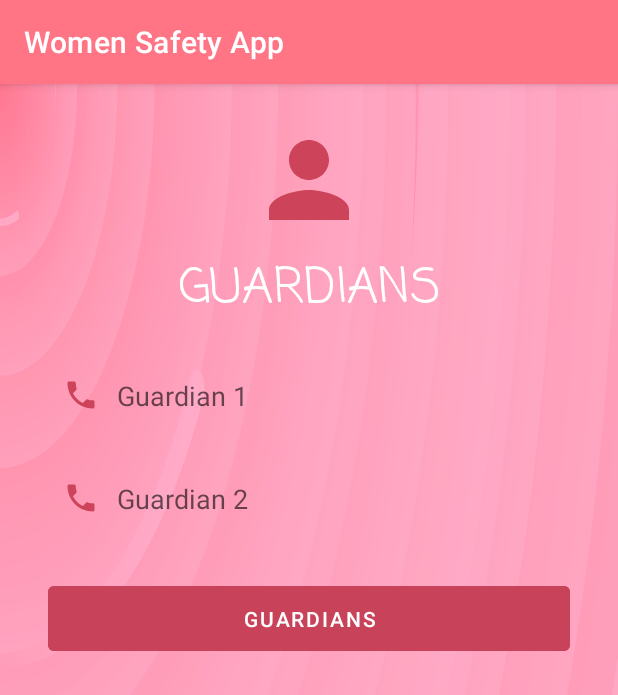
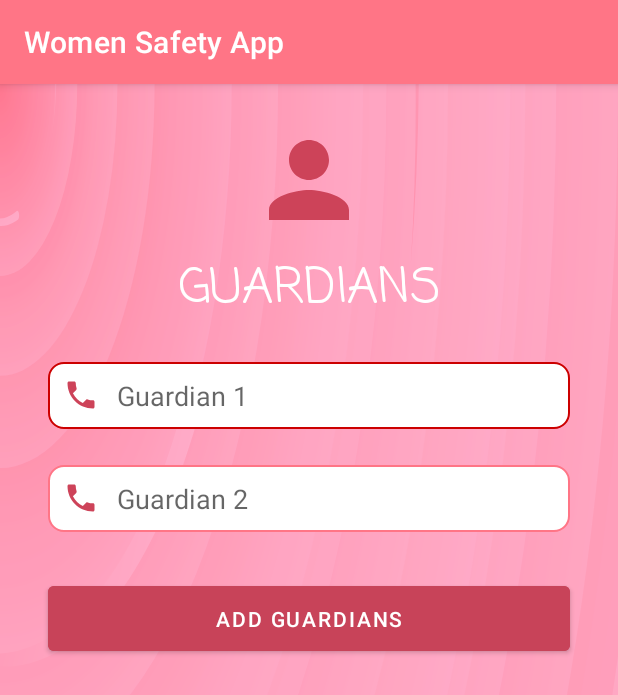
Before and after one commit to tameerhussain388/Women-Safety-App, an Android app: the GuardianActivity screen opened directly, with no data from a screen before it, on a phone screen of 412 x 824 dp. Shown: the top 695 px of the screen. Run offline under Robolectric (Android 15) with nearby library versions, the phone set to English and light mode, and no system bars; our stand-ins replace Firebase (no records; nobody signed in at launch, a user with empty details on screens opened directly).

Commit message:
fix guardian screen bug

```diff
--- a/app/src/main/java/com/fyp/womensafetyapp/Screens/EmergencyCentersActivity.java
+++ b/app/src/main/java/com/fyp/womensafetyapp/Screens/EmergencyCentersActivity.java
@@ -11,7 +11,6 @@ import android.os.Bundle;
 import android.provider.Settings;
 import android.util.Log;
 import android.widget.Toast;
-
 import com.fyp.womensafetyapp.Models.CenterModel;
 import com.fyp.womensafetyapp.R;
 import com.google.android.gms.location.FusedLocationProviderClient;
@@ -23,13 +22,12 @@ import com.google.android.gms.maps.model.LatLng;
 import com.google.android.gms.maps.model.MarkerOptions;
 import com.fyp.womensafetyapp.databinding.ActivityEmergencyCentersBinding;
 import com.google.android.gms.tasks.Task;
-
-import java.io.BufferedInputStream;
 import java.io.BufferedReader;
 import java.io.IOException;
 import java.io.InputStream;
 import java.io.InputStreamReader;
 import java.nio.charset.Charset;
+import java.nio.charset.StandardCharsets;
 import java.util.ArrayList;
 import java.util.List;
 
@@ -62,15 +60,13 @@ public class EmergencyCentersActivity extends FragmentActivity {
         Task<Location> task = locationProviderClient.getLastLocation();
         task.addOnSuccessListener(location -> mapFragment.getMapAsync(googleMap -> {
             setCentersMarker(googleMap);
-            LatLng latLng = new LatLng(location.getLatitude(), location.getLongitude());
-            MarkerOptions markerOptions = new MarkerOptions().position(latLng).title("Current Position");
-            googleMap.addMarker(markerOptions);
             googleMap.getUiSettings().setZoomControlsEnabled(true);
             googleMap.getUiSettings().setCompassEnabled(true);
             googleMap.getUiSettings().setZoomGesturesEnabled(true);
             googleMap.getUiSettings().setScrollGesturesEnabled(true);
             googleMap.getUiSettings().setRotateGesturesEnabled(true);
             googleMap.setMyLocationEnabled(true);
+            LatLng latLng = new LatLng(location.getLatitude(), location.getLongitude());
             googleMap.animateCamera(CameraUpdateFactory.newLatLngZoom(latLng, 20));
         }));
     }
@@ -95,7 +91,7 @@ public class EmergencyCentersActivity extends FragmentActivity {
 
         List<CenterModel> centersArrayList = new ArrayList<>();
         InputStream stream = getResources().openRawResource(R.raw.centers);
-        BufferedReader reader = new BufferedReader(new InputStreamReader(stream, Charset.forName("UTF-8")));
+        BufferedReader reader = new BufferedReader(new InputStreamReader(stream, StandardCharsets.UTF_8));
         String line = "";
         try{
             reader.readLine();
--- a/app/src/main/java/com/fyp/womensafetyapp/Screens/GuardianActivity.java
+++ b/app/src/main/java/com/fyp/womensafetyapp/Screens/GuardianActivity.java
@@ -32,7 +32,6 @@ public class GuardianActivity extends AppCompatActivity {
         etGuardianOne = findViewById(R.id.guardian_1);
         etGuardianTwo = findViewById(R.id.guardian_2);
         btnAddGuardian = findViewById(R.id.addGuardian);
-        checkIfGuardianAlreadyExists();
         btnAddGuardian.setOnClickListener(view -> {
             if (validateFields()) {
                 addGuardian();
@@ -40,23 +39,23 @@ public class GuardianActivity extends AppCompatActivity {
         });
     }
 
-    private void checkIfGuardianAlreadyExists() {
-
-        LocalDBRepo repo = new LocalDBRepo(GuardianActivity.this);
-        GuardiansModel guardian = repo.fetchGuardians();
-        if (guardian != null) {
-            etGuardianOne.setText(guardian.g1);
-            etGuardianTwo.setText(guardian.g2);
-            etGuardianOne.setFocusable(false);
-            etGuardianTwo.setFocusable(false);
-            etGuardianOne.setTextColor(Color.WHITE);
-            etGuardianTwo.setTextColor(Color.WHITE);
-            etGuardianOne.setEnabled(false);
-            etGuardianTwo.setEnabled(false);
-            btnAddGuardian.setText("Guardians");
-            btnAddGuardian.setEnabled(false);
-        }
-    }
+//    private void checkIfGuardianAlreadyExists() {
+//
+//        LocalDBRepo repo = new LocalDBRepo(GuardianActivity.this);
+//        GuardiansModel guardian = repo.fetchGuardians();
+//        if (guardian != null) {
+//            etGuardianOne.setText(guardian.g1);
+//            etGuardianTwo.setText(guardian.g2);
+//            etGuardianOne.setFocusable(false);
+//            etGuardianTwo.setFocusable(false);
+//            etGuardianOne.setTextColor(Color.WHITE);
+//            etGuardianTwo.setTextColor(Color.WHITE);
+//            etGuardianOne.setEnabled(false);
+//            etGuardianTwo.setEnabled(false);
+//            btnAddGuardian.setText("Guardians");
+//            btnAddGuardian.setEnabled(false);
+//        }
+//    }
 
     private boolean validateFields() {
 
--- a/app/src/main/res/layout/activity_guardian.xml
+++ b/app/src/main/res/layout/activity_guardian.xml
@@ -8,7 +8,7 @@
         xmlns:app="http://schemas.android.com/apk/res-auto"
         xmlns:tools="http://schemas.android.com/tools"
         android:layout_width="match_parent"
-        android:layout_height="match_parent"
+        android:layout_height="wrap_content"
 
         android:paddingBottom="16dp"
         android:background="@drawable/ic_main_background"
```
Also changed, not shown: 1 other file.
